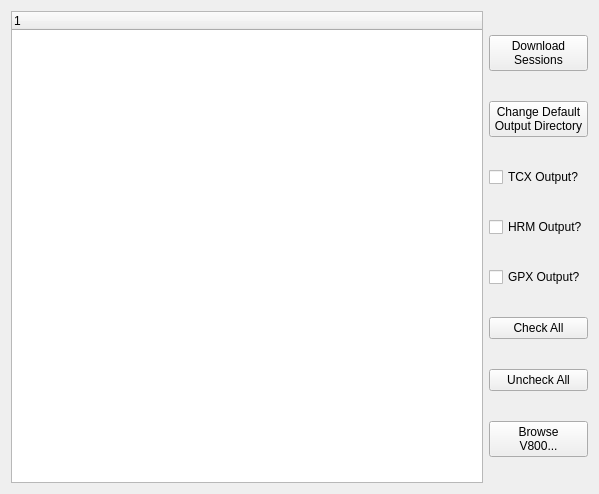
Old version of the form src/ui/v800main.ui in the repository profanum429/v800_downloader.
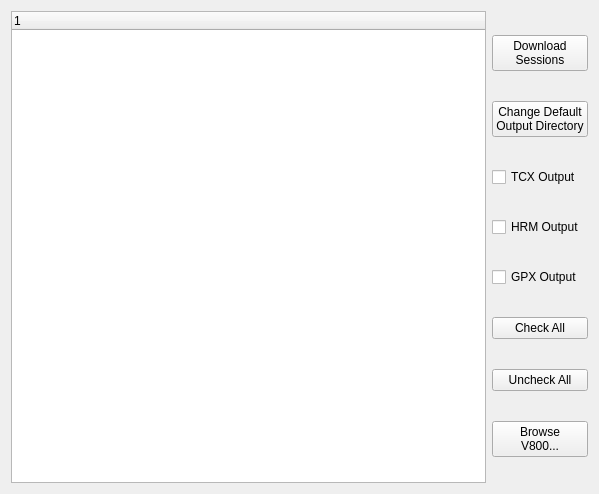
New version of the form.

The edit to the form file:
```diff
--- a/src/ui/v800main.ui
+++ b/src/ui/v800main.ui
@@ -55,21 +55,21 @@
        <item>
         <widget class="QCheckBox" name="tcxBox">
          <property name="text">
-          <string>TCX Output?</string>
+          <string>TCX Output</string>
          </property>
         </widget>
        </item>
        <item>
         <widget class="QCheckBox" name="hrmBox">
          <property name="text">
-          <string>HRM Output?</string>
+          <string>HRM Output</string>
          </property>
         </widget>
        </item>
        <item>
         <widget class="QCheckBox" name="gpxBox">
          <property name="text">
-          <string>GPX Output?</string>
+          <string>GPX Output</string>
          </property>
         </widget>
        </item>
```
